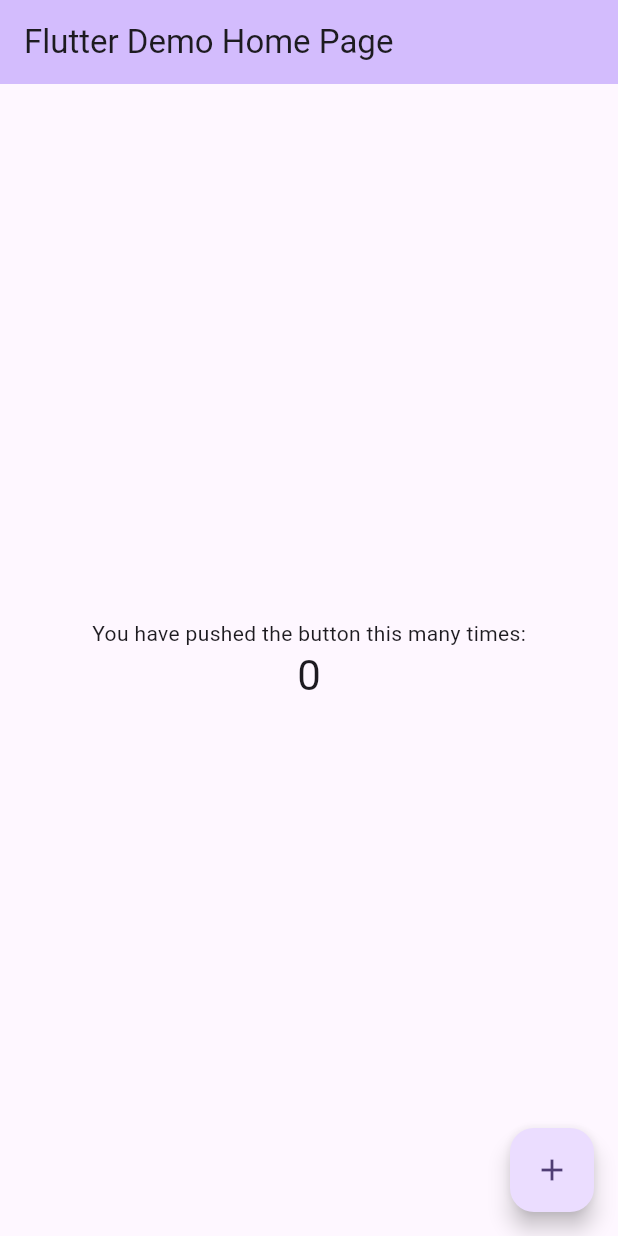
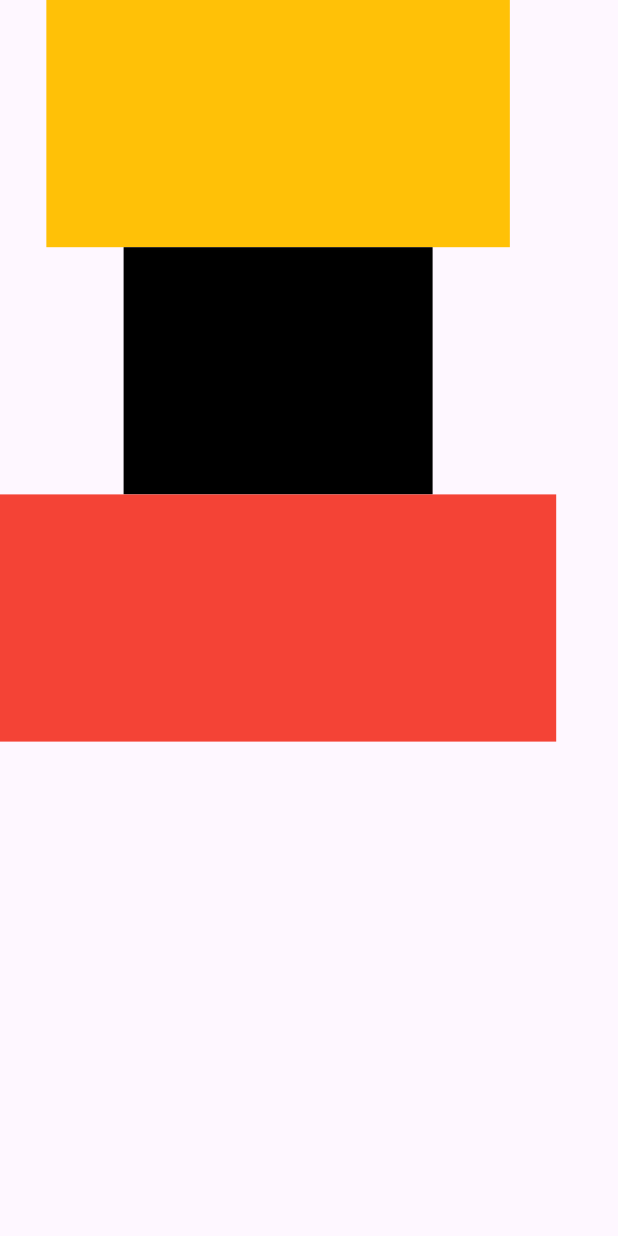
Before and after one commit to Mahmoud-Adel-Ali/responsive_examples, a Flutter app: the screen it shows after launch, on a phone screen of 412 x 824 dp. Run offline on Flutter 3.47's test engine with Material 3 defaults, Android fonts, the phone set to English and light mode, and no system bars.

Commit message:
media query

```diff
--- /dev/null
+++ b/lib/home_view.dart
@@ -0,0 +1,14 @@
+
+import 'package:flutter/material.dart';
+import 'package:responsive_widgets/widgets/media_query.dart';
+
+class HomeView extends StatelessWidget {
+  const HomeView({super.key});
+
+  @override
+  Widget build(BuildContext context) {
+    return const Scaffold(
+      body: MediaQueryExample(),
+    );
+  }
+}
--- a/lib/main.dart
+++ b/lib/main.dart
@@ -1,4 +1,5 @@
 import 'package:flutter/material.dart';
+import 'package:responsive_widgets/home_view.dart';
 
 void main() {
   runApp(const MyApp());
@@ -7,119 +8,10 @@
 class MyApp extends StatelessWidget {
   const MyApp({super.key});
 
-  // This widget is the root of your application.
   @override
   Widget build(BuildContext context) {
-    return MaterialApp(
-      title: 'Flutter Demo',
-      theme: ThemeData(
-        // This is the theme of your application.
-        //
-        // TRY THIS: Try running your application with "flutter run". You'll see
-        // the application has a purple toolbar. Then, without quitting the app,
-        // try changing the seedColor in the colorScheme below to Colors.green
-        // and then invoke "hot reload" (save your changes or press the "hot
-        // reload" button in a Flutter-supported IDE, or press "r" if you used
-        // the command line to start the app).
-        //
-        // Notice that the counter didn't reset back to zero; the application
-        // state is not lost during the reload. To reset the state, use hot
-        // restart instead.
-        //
-        // This works for code too, not just values: Most code changes can be
-        // tested with just a hot reload.
-        colorScheme: ColorScheme.fromSeed(seedColor: Colors.deepPurple),
-        useMaterial3: true,
-      ),
-      home: const MyHomePage(title: 'Flutter Demo Home Page'),
+    return const MaterialApp(
+      home: HomeView(),
     );
   }
 }
-
-class MyHomePage extends StatefulWidget {
-  const MyHomePage({super.key, required this.title});
-
-  // This widget is the home page of your application. It is stateful, meaning
-  // that it has a State object (defined below) that contains fields that affect
-  // how it looks.
-
-  // This class is the configuration for the state. It holds the values (in this
-  // case the title) provided by the parent (in this case the App widget) and
-  // used by the build method of the State. Fields in a Widget subclass are
-  // always marked "final".
-
-  final String title;
-
-  @override
-  State<MyHomePage> createState() => _MyHomePageState();
-}
-
-class _MyHomePageState extends State<MyHomePage> {
-  int _counter = 0;
-
-  void _incrementCounter() {
-    setState(() {
-      // This call to setState tells the Flutter framework that something has
-      // changed in this State, which causes it to rerun the build method below
-      // so that the display can reflect the updated values. If we changed
-      // _counter without calling setState(), then the build method would not be
-      // called again, and so nothing would appear to happen.
-      _counter++;
-    });
-  }
-
-  @override
-  Widget build(BuildContext context) {
-    // This method is rerun every time setState is called, for instance as done
-    // by the _incrementCounter method above.
-    //
-    // The Flutter framework has been optimized to make rerunning build methods
-    // fast, so that you can just rebuild anything that needs updating rather
-    // than having to individually change instances of widgets.
-    return Scaffold(
-      appBar: AppBar(
-        // TRY THIS: Try changing the color here to a specific color (to
-        // Colors.amber, perhaps?) and trigger a hot reload to see the AppBar
-        // change color while the other colors stay the same.
-        backgroundColor: Theme.of(context).colorScheme.inversePrimary,
-        // Here we take the value from the MyHomePage object that was created by
-        // the App.build method, and use it to set our appbar title.
-        title: Text(widget.title),
-      ),
-      body: Center(
-        // Center is a layout widget. It takes a single child and positions it
-        // in the middle of the parent.
-        child: Column(
-          // Column is also a layout widget. It takes a list of children and
-          // arranges them vertically. By default, it sizes itself to fit its
-          // children horizontally, and tries to be as tall as its parent.
-          //
-          // Column has various properties to control how it sizes itself and
-          // how it positions its children. Here we use mainAxisAlignment to
-          // center the children vertically; the main axis here is the vertical
-          // axis because Columns are vertical (the cross axis would be
-          // horizontal).
-          //
-          // TRY THIS: Invoke "debug painting" (choose the "Toggle Debug Paint"
-          // action in the IDE, or press "p" in the console), to see the
-          // wireframe for each widget.
-          mainAxisAlignment: MainAxisAlignment.center,
-          children: <Widget>[
-            const Text(
-              'You have pushed the button this many times:',
-            ),
-            Text(
-              '$_counter',
-              style: Theme.of(context).textTheme.headlineMedium,
-            ),
-          ],
-        ),
-      ),
-      floatingActionButton: FloatingActionButton(
-        onPressed: _incrementCounter,
-        tooltip: 'Increment',
-        child: const Icon(Icons.add),
-      ), // This trailing comma makes auto-formatting nicer for build methods.
-    );
-  }
-}
--- /dev/null
+++ b/lib/widgets/media_query.dart
@@ -0,0 +1,29 @@
+import 'package:flutter/material.dart';
+
+class MediaQueryExample extends StatelessWidget {
+  const MediaQueryExample({super.key});
+
+  @override
+  Widget build(BuildContext context) {
+    final mediaQuery = MediaQuery.of(context).size;
+    return Column(
+      children: [
+        Container(
+          height: mediaQuery.height*0.2, // 20 % from height
+          width: mediaQuery.width * 0.75,
+          color: Colors.amber,
+        ),
+        Container(
+          height: mediaQuery.height*0.2, // 20 % from height
+          width: mediaQuery.width * 0.5,
+          color: Colors.black,
+        ),
+        Container(
+          height: mediaQuery.height*0.2, // 20 % from height
+          width: mediaQuery.width * 0.9,
+          color: Colors.red,
+        ),
+      ],
+    );
+  }
+}
```
